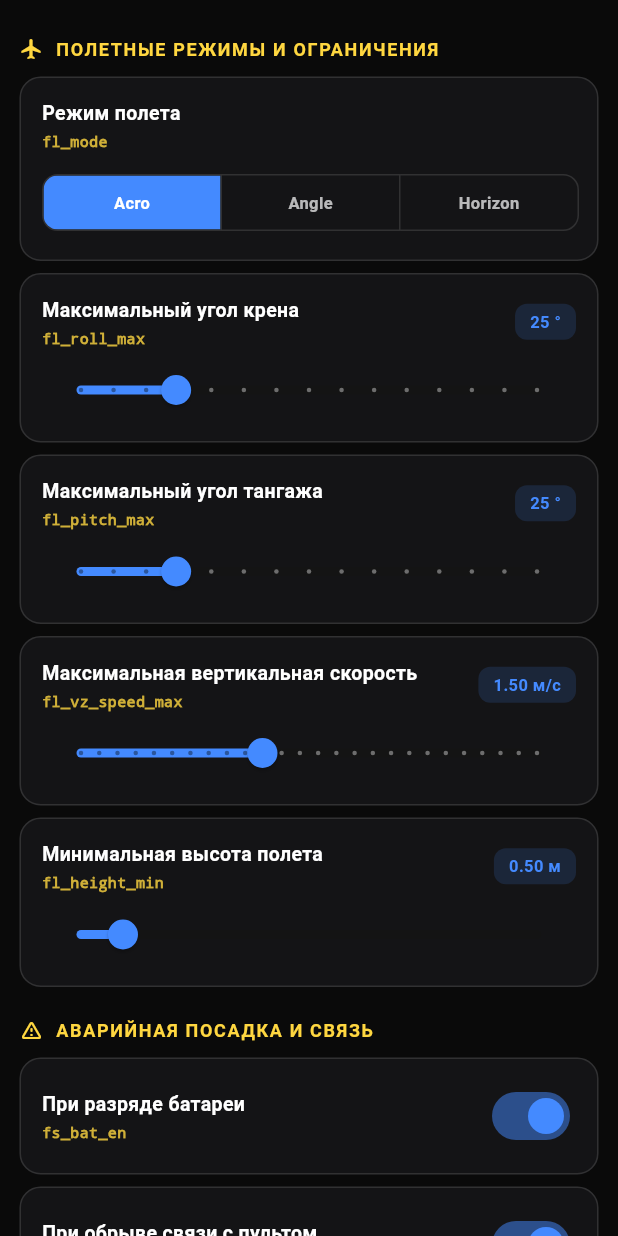
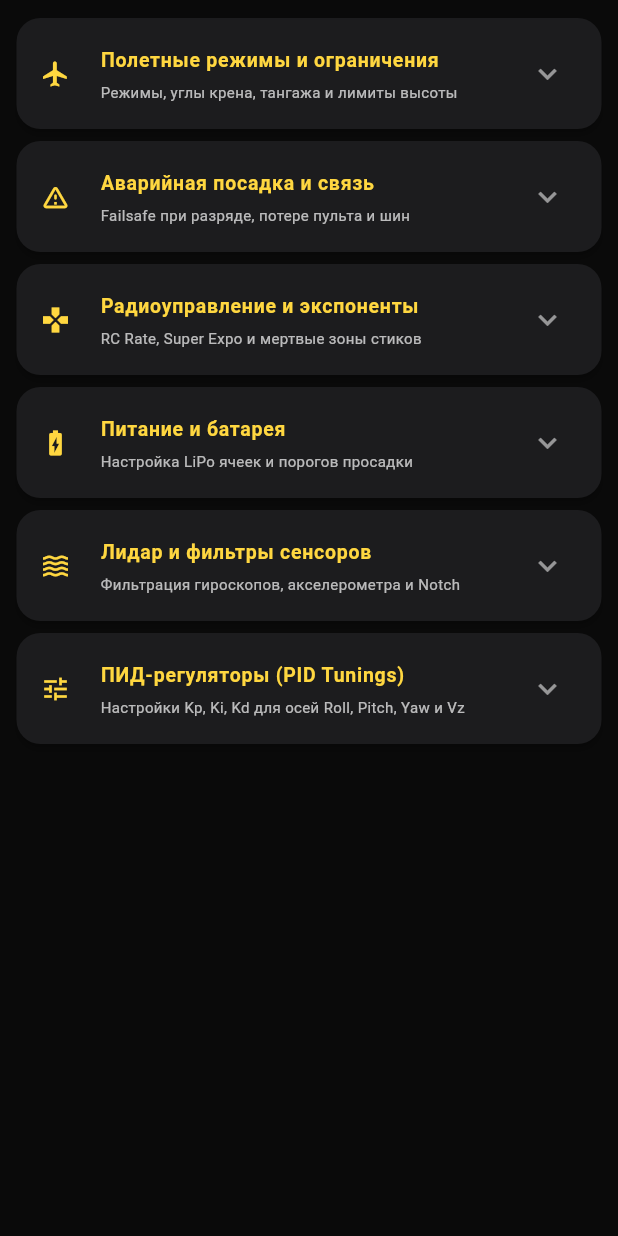
Before and after one commit to bo127946-eng/fpv-configurator, a Flutter app: the SettingsTab widget shown alone on an empty page, opened directly, on a phone screen of 412 x 824 dp. Run offline on Flutter 3.47's test engine with Material 3 defaults, Android fonts, the phone set to English and light mode, and no system bars; missing offline and left inert: usb_serial.

Commit message:
Update main.dart

```diff
--- a/lib/main.dart
+++ b/lib/main.dart
@@ -1,4 +1,4 @@
-// XFire Ecosystem (Финальный рабочий вариант без ошибок сигнатуры paint)
+// XFire Ecosystem (Финальный монолитный вариант с блоками в FC)
 
 import 'package:flutter/material.dart';
 import 'package:flutter/services.dart' show rootBundle;
@@ -725,15 +725,23 @@ class _SettingsTabState extends State<SettingsTab> {
   double _yawKp = 0.65, _yawKi = 0.010, _yawKd = 0.0;
   double _vzKp = 7.5, _vzKi = 1.3, _vzKd = 0.35;
 
-  Widget _buildSectionHeader(String title, IconData icon) {
+  Widget _buildExpansionCard(String title, String subtitle, IconData icon, List<Widget> children) {
     return Padding(
-      padding: const EdgeInsets.fromLTRB(13, 16, 13, 6),
-      child: Row(
-        children: [
-          Icon(icon, size: 16, color: Colors.amberAccent),
-          const SizedBox(width: 8),
-          Text(title, style: const TextStyle(color: Colors.amberAccent, fontSize: 12, fontWeight: FontWeight.bold, letterSpacing: 1.1)),
-        ],
+      padding: const EdgeInsets.symmetric(horizontal: 11.0, vertical: 4.0),
+      child: Card(
+        margin: EdgeInsets.zero,
+        child: ExpansionTile(
+          leading: Icon(icon, color: Colors.amberAccent, size: 20),
+          title: Text(title, style: const TextStyle(fontWeight: FontWeight.bold, fontSize: 13, color: Colors.amberAccent)),
+          subtitle: Text(subtitle, style: const TextStyle(fontSize: 10, color: Colors.white70)),
+          iconColor: Colors.amberAccent,
+          collapsedIconColor: Colors.white54,
+          children: [
+            const SizedBox(height: 8),
+            ...children,
+            const SizedBox(height: 12),
+          ],
+        ),
       ),
     );
   }
@@ -743,47 +751,53 @@ class _SettingsTabState extends State<SettingsTab> {
     return ListView(
       padding: const EdgeInsets.symmetric(vertical: 8.0),
       children: [
-        _buildSectionHeader("ПОЛЕТНЫЕ РЕЖИМЫ И ОГРАНИЧЕНИЯ", Icons.flight),
+        _buildExpansionCard("Полетные режимы и ограничения", "Режимы, углы крена, тангажа и лимиты высоты", Icons.flight, [
           XFireSegmentedCard(title: "Режим полета", commandName: "fl_mode", options: const ["Acro", "Angle", "Horizon"], selectedIndex: _flMode.round(), onSelected: (val) { setState(() => _flMode = val.toDouble()); SerialService.sendCommand("fl_mode $val"); }),
           XFireSliderCard(title: "Максимальный угол крена", commandName: "fl_roll_max", value: _flRollMax, min: 10.0, max: 80.0, divisions: 14, unit: "°", onChanged: (v) => setState(() => _flRollMax = v), onChangeEnd: (v) => SerialService.sendCommand("fl_roll_max $v")),
           XFireSliderCard(title: "Максимальный угол тангажа", commandName: "fl_pitch_max", value: _flPitchMax, min: 10.0, max: 80.0, divisions: 14, unit: "°", onChanged: (v) => setState(() => _flPitchMax = v), onChangeEnd: (v) => SerialService.sendCommand("fl_pitch_max $v")),
           XFireSliderCard(title: "Максимальная вертикальная скорость", commandName: "fl_vz_speed_max", value: _flVzSpeedMax, min: 0.5, max: 3.0, divisions: 25, unit: "м/с", onChanged: (v) => setState(() => _flVzSpeedMax = v), onChangeEnd: (v) => SerialService.sendCommand("fl_vz_speed_max $v")),
           XFireSliderCard(title: "Минимальная высота полета", commandName: "fl_height_min", value: _flHeightMin, min: 0.0, max: 5.0, divisions: 50, unit: "м", onChanged: (v) => setState(() => _flHeightMin = v), onChangeEnd: (v) => SerialService.sendCommand("fl_height_min $v")),
-
-        _buildSectionHeader("АВАРИЙНАЯ ПОСАДКА И СВЯЗЬ", Icons.warning_amber_rounded),
+        ]),
+
+        _buildExpansionCard("Аварийная посадка и связь", "Failsafe при разряде, потере пульта и шин", Icons.warning_amber_rounded, [
           XFireSwitchCard(title: "При разряде батареи", commandName: "fs_bat_en", value: _fsBatEn == 1, onChanged: (v) { setState(() => _fsBatEn = v ? 1 : 0); SerialService.sendCommand("fs_bat_en ${_fsBatEn.round()}"); }),
           XFireSwitchCard(title: "При обрыве связи с пультом", commandName: "fs_rtx_en", value: _fsRtxEn == 1, onChanged: (v) { setState(() => _fsRtxEn = v ? 1 : 0); SerialService.sendCommand("fs_rtx_en ${_fsRtxEn.round()}"); }),
           XFireSwitchCard(title: "При обрыве связи по шине SPI", commandName: "fs_spi_en", value: _fsSpiEn == 1, onChanged: (v) { setState(() => _fsSpiEn = v ? 1 : 0); SerialService.sendCommand("fs_spi_en ${_fsSpiEn.round()}"); }),
           XFireSwitchCard(title: "При обрыве связи по шине I2C", commandName: "fs_i2c_en", value: _fsI2cEn == 1, onChanged: (v) { setState(() => _fsI2cEn = v ? 1 : 0); SerialService.sendCommand("fs_i2c_en ${_fsI2cEn.round()}"); }),
-
           XFireSliderCard(title: "Порог падения качества связи", commandName: "rtx_link_warn_threshold", value: _rtxLinkWarnThreshold, min: 5, max: 90, divisions: 85, unit: "%", onChanged: (v) => setState(() => _rtxLinkWarnThreshold = v), onChangeEnd: (v) { SerialService.rtxLinkWarnThreshold = v; SerialService.sendCommand("rtx_link_warn_threshold ${v.round()}"); }),
           XFireSwitchCard(title: "Инициатива с борта при ухудшении связи", commandName: "rtx_auto_en", value: _rtxAutoEn == 1, onChanged: (v) { setState(() => _rtxAutoEn = v ? 1 : 0); SerialService.rtxAutoEn = v ? 1.0 : 0.0; SerialService.sendCommand("rtx_auto_en ${_rtxAutoEn.round()}"); }),
-
-        _buildSectionHeader("РАДИОУПРАВЛЕНИЕ И ЭКСПОНЕНТЫ", Icons.gamepad),
+        ]),
+
+        _buildExpansionCard("Радиоуправление и экспоненты", "RC Rate, Super Expo и мертвые зоны стиков", Icons.gamepad, [
           XFireSliderCard(title: "RC Rate (Roll/Pitch)", commandName: "rc_rate", value: _rcRate, min: 0.1, max: 2.0, divisions: 19, unit: "", onChanged: (v) => setState(() => _rcRate = v), onChangeEnd: (v) => SerialService.sendCommand("rc_rate $v")),
           XFireSliderCard(title: "RC Super Expo", commandName: "rc_super_expo", value: _rcSuperExpo, min: 0.0, max: 0.9, divisions: 18, unit: "", onChanged: (v) => setState(() => _rcSuperExpo = v), onChangeEnd: (v) => SerialService.sendCommand("rc_super_expo $v")),
           XFireSliderCard(title: "RC Stick Expo", commandName: "rc_stick_expo", value: _rcStickExpo, min: 0.0, max: 1.0, divisions: 20, unit: "", onChanged: (v) => setState(() => _rcStickExpo = v), onChangeEnd: (v) => SerialService.sendCommand("rc_stick_expo $v")),
           XFireSliderCard(title: "Yaw Rate", commandName: "rc_yaw_rate", value: _rcYawRate, min: 0.1, max: 2.0, divisions: 19, unit: "", onChanged: (v) => setState(() => _rcYawRate = v), onChangeEnd: (v) => SerialService.sendCommand("rc_yaw_rate $v")),
           XFireSliderCard(title: "Мертвая зона стиков", commandName: "rc_deadband", value: _rcDeadband, min: 0, max: 50, divisions: 50, unit: "PWM", onChanged: (v) => setState(() => _rcDeadband = v), onChangeEnd: (v) => SerialService.sendCommand("rc_deadband $v")),
           XFireSliderCard(title: "Сглаживание RC", commandName: "rc_filter_smoothing", value: _rcFilterSmoothing, min: 0.05, max: 1.0, divisions: 19, unit: "", onChanged: (v) => setState(() => _rcFilterSmoothing = v), onChangeEnd: (v) => SerialService.sendCommand("rc_filter_smoothing $v")),
-
-        _buildSectionHeader("ПИТАНИЕ И БАТАРЕЯ", Icons.battery_charging_full),
+        ]),
+
+        _buildExpansionCard("Питание и батарея", "Настройка LiPo ячеек и порогов просадки", Icons.battery_charging_full, [
           XFireSliderCard(title: "Количество ячеек LiPo", commandName: "bat_cells", value: _batCells, min: 1, max: 6, divisions: 5, unit: "S", onChanged: (v) => setState(() => _batCells = v), onChangeEnd: (v) => SerialService.sendCommand("bat_cells ${v.round()}")),
           XFireSliderCard(title: "Порог Failsafe батареи", commandName: "bat_fs_v", value: _batFsV, min: 6.0, max: 25.0, divisions: 190, unit: "В", onChanged: (v) => setState(() => _batFsV = v), onChangeEnd: (v) => SerialService.sendCommand("bat_fs_v $v")),
           XFireSliderCard(title: "Скорость посадки Failsafe", commandName: "fs_speed", value: _fsSpeed, min: 0.2, max: 2.0, divisions: 18, unit: "м/с", onChanged: (v) => setState(() => _fsSpeed = v), onChangeEnd: (v) => SerialService.sendCommand("fs_speed $v")),
-
-        _buildSectionHeader("ЛИДАР И ФИЛЬТРЫ СЕНСОРОВ", Icons.waves),
+        ]),
+
+        _buildExpansionCard("Лидар и фильтры сенсоров", "Фильтрация гироскопов, акселерометра и Notch", Icons.waves, [
           XFireSwitchCard(title: "Включить лидар VL53L1X", commandName: "lidar_en", value: _lidarEn == 1, onChanged: (v) { setState(() => _lidarEn = v ? 1 : 0); SerialService.sendCommand("lidar_en ${_lidarEn.round()}"); }),
           XFireSliderCard(title: "Фильтр гироскопа LPF", commandName: "gyro_filter_alpha", value: _gyroFilterAlpha, min: 0.05, max: 1.0, divisions: 19, unit: "", onChanged: (v) => setState(() => _gyroFilterAlpha = v), onChangeEnd: (v) => SerialService.sendCommand("gyro_filter_alpha $v")),
           XFireSliderCard(title: "Фильтр акселерометра LPF", commandName: "acc_filter_alpha", value: _accFilterAlpha, min: 0.01, max: 1.0, divisions: 99, unit: "", onChanged: (v) => setState(() => _accFilterAlpha = v), onChangeEnd: (v) => SerialService.sendCommand("acc_filter_alpha $v")),
           XFireSwitchCard(title: "Динамический Notch фильтр", commandName: "filter_dyn_notch_en", value: _filterDynNotchEn == 1, onChanged: (v) { setState(() => _filterDynNotchEn = v ? 1 : 0); SerialService.sendCommand("filter_dyn_notch_en ${_filterDynNotchEn.round()}"); }),
           XFireSliderCard(title: "Центр Notch фильтра", commandName: "filter_notch_freq", value: _filterNotchFreq, min: 30, max: 150, divisions: 120, unit: "Гц", onChanged: (v) => setState(() => _filterNotchFreq = v), onChangeEnd: (v) => SerialService.sendCommand("filter_notch_freq $v")),
-
-        _buildSectionHeader("ПИД-РЕГУЛЯТОРЫ (PID TUNINGS)", Icons.tune),
+        ]),
+
+        _buildExpansionCard("ПИД-регуляторы (PID Tunings)", "Настройки Kp, Ki, Kd для осей Roll, Pitch, Yaw и Vz", Icons.tune, [
           PidAxisCardWidget(axisName: "Roll Axis (Rate)", kpCmd: "roll_kp", kiCmd: "roll_ki", kdCmd: "roll_kd", kp: _rollKp, ki: _rollKi, kd: _rollKd, onUpdate: (p, i, d) { setState(() { _rollKp = p; _rollKi = i; _rollKd = d; }); SerialService.sendCommand("roll_kp $p"); SerialService.sendCommand("roll_ki $i"); SerialService.sendCommand("roll_kd $d"); }),
           PidAxisCardWidget(axisName: "Pitch Axis (Rate)", kpCmd: "pitch_kp", kiCmd: "pitch_ki", kdCmd: "pitch_kd", kp: _pitchKp, ki: _pitchKi, kd: _pitchKd, onUpdate: (p, i, d) { setState(() { _pitchKp = p; _pitchKi = i; _pitchKd = d; }); SerialService.sendCommand("pitch_kp $p"); SerialService.sendCommand("pitch_ki $i"); SerialService.sendCommand("pitch_kd $d"); }),
           PidAxisCardWidget(axisName: "Yaw Axis (Rate)", kpCmd: "yaw_kp", kiCmd: "yaw_ki", kdCmd: "yaw_kd", kp: _yawKp, ki: _yawKi, kd: _yawKd, onUpdate: (p, i, d) { setState(() { _yawKp = p; _yawKi = i; _yawKd = d; }); SerialService.sendCommand("yaw_kp $p"); SerialService.sendCommand("yaw_ki $i"); SerialService.sendCommand("yaw_kd $d"); }),
           PidAxisCardWidget(axisName: "Vertical Speed Axis (Vz)", kpCmd: "vz_kp", kiCmd: "vz_ki", kdCmd: "vz_kd", kp: _vzKp, ki: _vzKi, kd: _vzKd, onUpdate: (p, i, d) { setState(() { _vzKp = p; _vzKi = i; _vzKd = d; }); SerialService.sendCommand("vz_kp $p"); SerialService.sendCommand("vz_ki $i"); SerialService.sendCommand("vz_kd $d"); }),
+        ]),
+
         const SizedBox(height: 24),
       ],
     );
```
Lines whose indentation alone changed are shown as unchanged.
